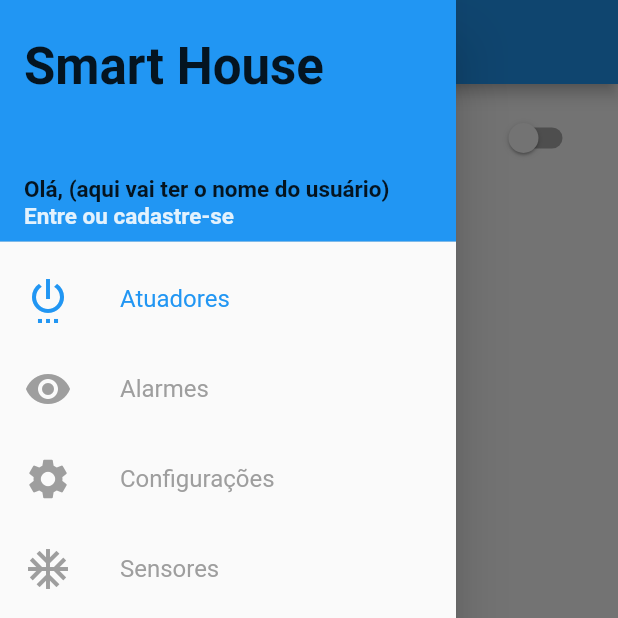
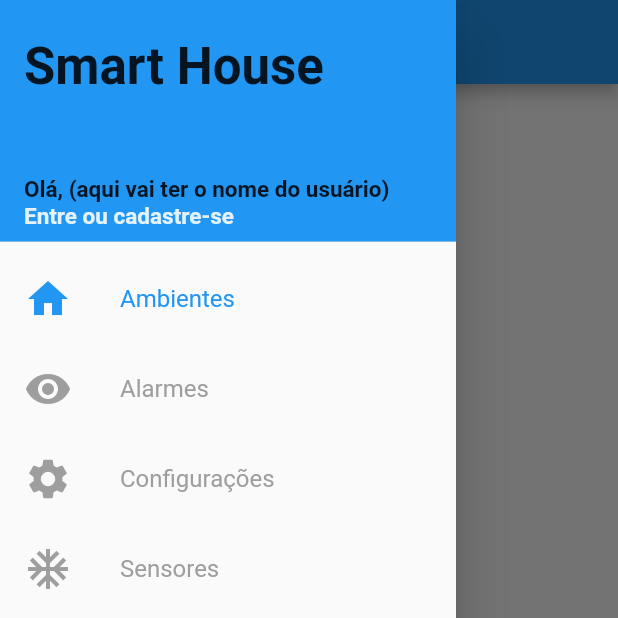
Before and after one commit to juliovinnicius/SmartHouse, a Flutter app: the screen it shows after launch, with the side drawer open, on a phone screen of 412 x 824 dp, the top half of it. Run offline on Flutter 3.47's test engine with Material 2 defaults, Android fonts, the phone set to English and light mode, and no system bars; our stand-ins replace cloud_firestore; accounts and stored records are empty.

Commit message:
adicionando lista de ambientes (imcompleto)

```diff
--- a/smarthouse/lib/pages/home_page.dart
+++ b/smarthouse/lib/pages/home_page.dart
@@ -1,6 +1,7 @@
 import 'package:flutter/material.dart';
 import 'package:smarthouse/widgets/custom_drawer.dart';
 import 'package:smarthouse/tabs/atuadores_tab.dart';
+import 'package:smarthouse/tabs/ambiente_tab.dart';
 
 class HomePage extends StatelessWidget {
   final _pageControler = PageController();
@@ -13,14 +14,19 @@ class HomePage extends StatelessWidget {
       children: <Widget>[
         Scaffold(
           appBar: AppBar(
+            title: Text("Ambientes"),
+            centerTitle: true,
+          ),
+          drawer: CustomDrawer(context, _pageControler),
+          body: AmbientesTab(),
+        ),
+        Scaffold(
+          appBar: AppBar(
             title: Text("Smart House"),
             centerTitle: true,
           ),
           drawer: CustomDrawer(context, _pageControler),
           body: AtuadoresTab(),
-        ),
-        Container(
-          color: Colors.black,
         ),
         Container(
           color: Colors.red,
--- /dev/null
+++ b/smarthouse/lib/tabs/ambiente_tab.dart
@@ -0,0 +1,29 @@
+import 'package:cloud_firestore/cloud_firestore.dart';
+import 'package:flutter/material.dart';
+import 'package:smarthouse/tiles/ambientes_tile.dart';
+
+class AmbientesTab extends StatelessWidget {
+  @override
+  Widget build(BuildContext context) {
+    return FutureBuilder<QuerySnapshot>(
+      //obtendo as categorias da coleção ambientes no firebase
+      future: Firestore.instance.collection("ambientes").getDocuments(),
+      builder: (context, snapshot){
+        if( !snapshot.hasData ) {
+          return Center(
+            child: CircularProgressIndicator(),
+          );
+        }
+        else {
+          return ListView(
+            children: snapshot.data.documents.map(
+              (doc){
+                return AmbientesTile(doc);
+              }
+            ).toList(),
+          );
+        }
+      },
+    );
+  }
+}
--- a/smarthouse/lib/tiles/switch_list_tile.dart
+++ /dev/null
@@ -1,33 +0,0 @@
-import 'package:flutter/material.dart';
-
-class SwichtTile extends StatefulWidget {
-  final IconData iconData;
-  final String text;
-  final int atuador;
-  bool lights;
-
-  SwichtTile(this.iconData, this.text, this.atuador, this.lights);
-
-  @override
-  _SwichtTileState createState() => _SwichtTileState();
-}
-
-class _SwichtTileState extends State<SwichtTile> {
-  @override
-  Widget build(BuildContext context) {
-    return Container(
-      padding: EdgeInsets.all(8.0),
-      height: 60.0,
-      child: SwitchListTile(
-        title: Text(widget.text),
-        value: widget.lights,
-        onChanged: (value) {
-          setState(() {
-            value = widget.lights;
-          });
-        },
-        secondary: Icon(widget.iconData),
-      ),
-    );
-  }
-}
--- a/smarthouse/lib/widgets/custom_drawer.dart
+++ b/smarthouse/lib/widgets/custom_drawer.dart
@@ -72,7 +72,7 @@ class CustomDrawer extends StatelessWidget {
                   ],
                 ),
               ),
-              DrawerTile(Icons.settings_power, "Atuadores", pageController,0),
+              DrawerTile(Icons.home, "Ambientes", pageController,0),
               DrawerTile(Icons.remove_red_eye, "Alarmes", pageController,1),
               DrawerTile(Icons.settings, "Configurações", pageController, 2),
               DrawerTile(Icons.ac_unit, "Sensores", pageController,3),
--- a/smarthouse/pubspec.yaml
+++ b/smarthouse/pubspec.yaml
@@ -23,6 +23,12 @@ dependencies:
   # The following adds the Cupertino Icons font to your application.
   # Use with the CupertinoIcons class for iOS style icons.
   cupertino_icons: ^0.1.2
+  cloud_firestore: ^0.12.9
+  font_awesome_flutter: ^8.5.0
+  firebase_analytics: ^1.0.2
+  firebase_messaging: ^1.0.4
+  firebase_auth: ^0.5.18
+  path_provider: ^0.4.1
 
 dev_dependencies:
   flutter_test:
```
Also changed, not shown: smarthouse/lib/tabs/atuadores_tab.dart (+44 -17 lines), smarthouse/lib/tiles/ambientes_tile.dart (added, +23 -0 lines), smarthouse/pubspec.lock, 3 other files.
